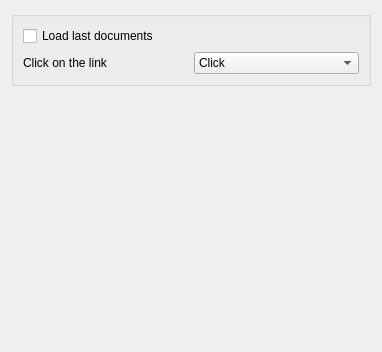
The window that src/documents_settings_form.ui (denprog/yutovo-desktop) describes before a commit, drawn with Qt 5.
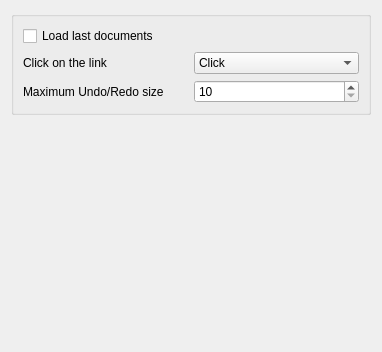
The same window after the commit.

Commit message: Add undo/redo count.

The edit to the form file:
```diff
--- a/src/documents_settings_form.ui
+++ b/src/documents_settings_form.ui
@@ -56,6 +56,27 @@
             </item>
            </layout>
           </item>
+          <item>
+           <layout class="QHBoxLayout" name="horizontalLayout_9">
+            <item>
+             <widget class="QLabel" name="label_2">
+              <property name="text">
+               <string>Maximum Undo/Redo size</string>
+              </property>
+             </widget>
+            </item>
+            <item>
+             <widget class="QSpinBox" name="undo_size">
+              <property name="minimum">
+               <number>10</number>
+              </property>
+              <property name="maximum">
+               <number>1000</number>
+              </property>
+             </widget>
+            </item>
+           </layout>
+          </item>
          </layout>
         </item>
        </layout>
```
The commit also changes 6 other files.
